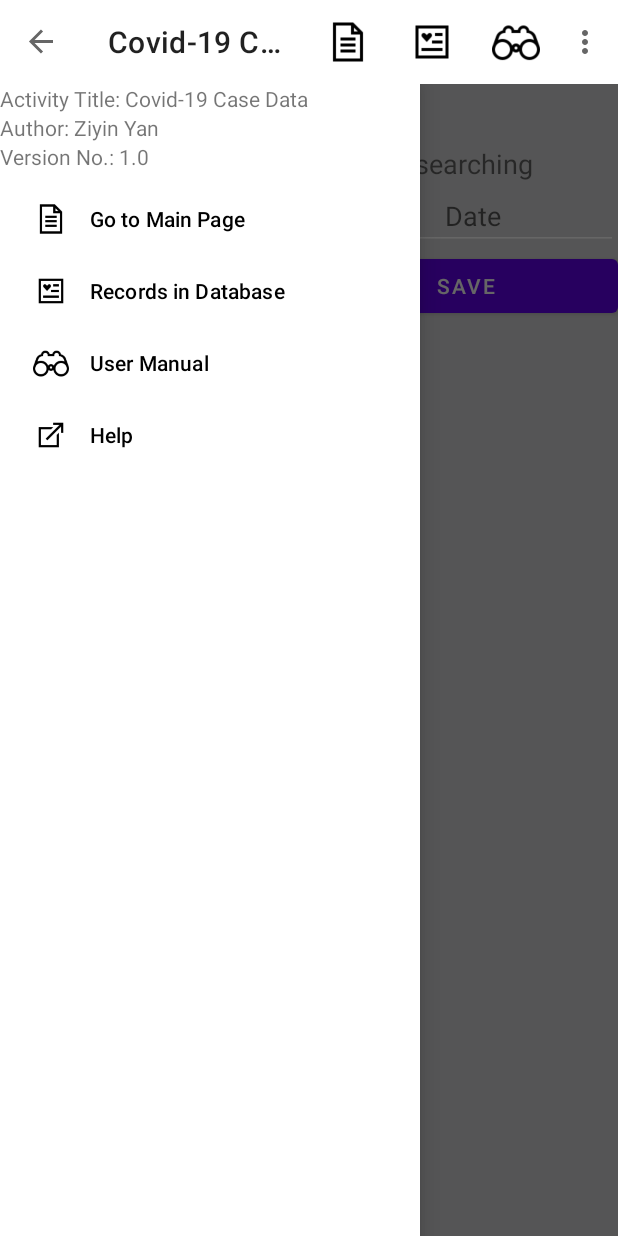
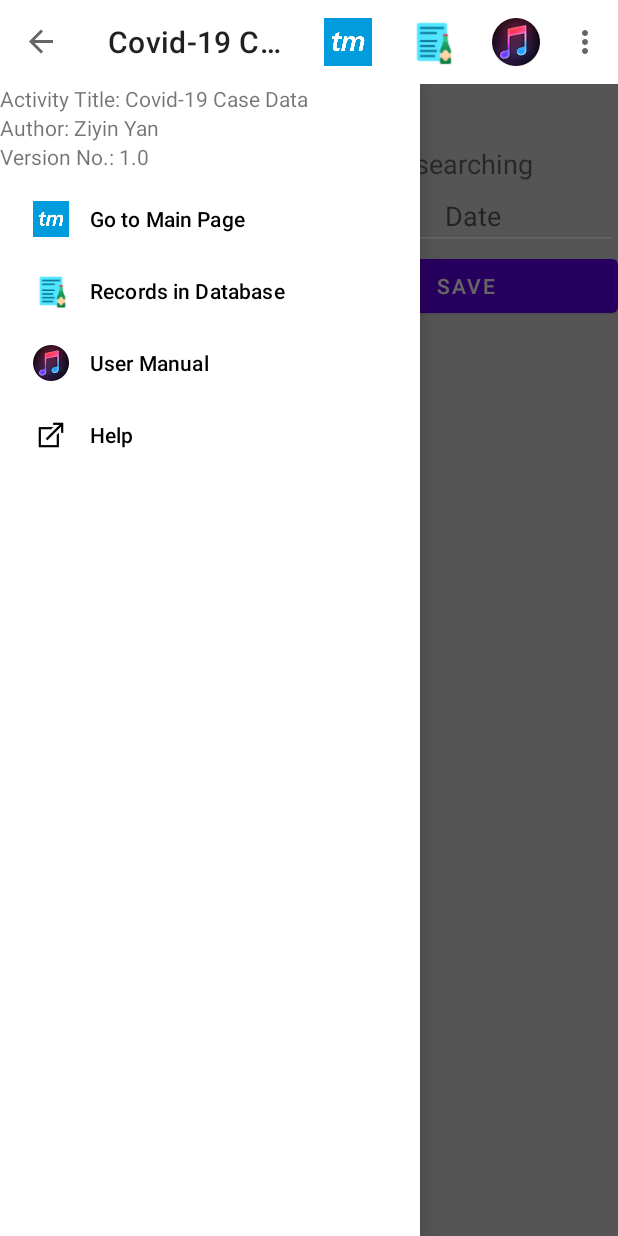
Before and after one commit to weixinwang0726/AndroidFinalGroupProject, an Android app: the Covid19Case screen opened directly, with no data from a screen before it, with the side drawer open, on a phone screen of 412 x 824 dp. Run offline under Robolectric (Android 15) with nearby library versions, the phone set to English and light mode, and no system bars.

Commit message:
add covied19 update

```diff
--- a/app/src/main/res/menu/covid_menu.xml
+++ b/app/src/main/res/menu/covid_menu.xml
@@ -4,19 +4,19 @@
 
     <item android:id="@+id/item1"
         android:title="@string/choice1"
-        android:icon="@drawable/mainpage"
+        android:icon="@drawable/ticket_master"
         android:orderInCategory="25"
         app:showAsAction="always"/> <!--go to main page-->
 
     <item android:id="@+id/item2"
         android:title="@string/choice2"
         android:orderInCategory="50"
-        android:icon="@drawable/database"
+        android:icon="@drawable/recipeicon"
         app:showAsAction="always" /> <!--records saved in Database-->
 
     <item android:id="@+id/item3"
         android:title="@string/choice3"
-        android:icon="@drawable/usermanual"
+        android:icon="@drawable/music"
         app:showAsAction="always"
         android:orderInCategory="75"/> <!--help to pop alterdialog for instruction-->
 
```
Also changed, not shown: app/src/main/java/com/example/androidfinalgroupproject/covid19/Covid19Case.java (+4 -3 lines), app/src/main/res/layout/activity_covid19.xml (deleted, +0 -14 lines), 1 other file.
